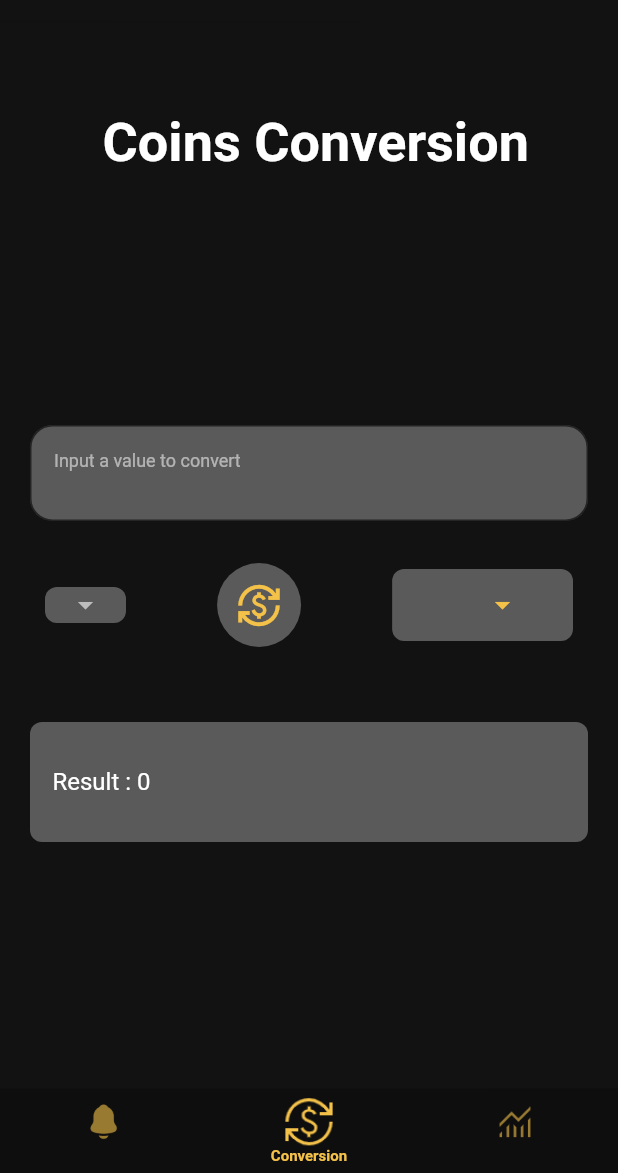
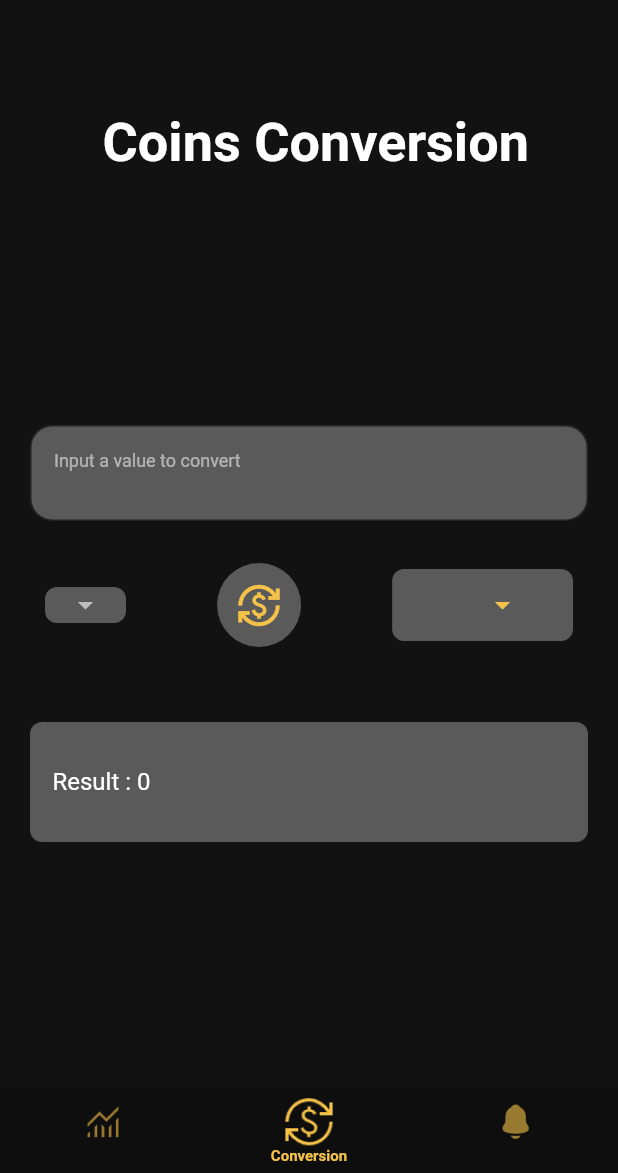
Before and after one commit to AyaAlsaity/MyCoins, a Flutter app: the TabsScreen screen opened directly, item 2 of the bottom bar chosen, on a phone screen of 412 x 824 dp, the part 63-1236 px from its top. Run offline on Flutter 3.47's test engine with Material 2 defaults, Android fonts, the light colour scheme and no system bars; our stand-ins replace another_flushbar, carousel_slider, cloud_firestore, firebase_auth, firebase_core, firebase_messaging and 6 more; accounts and stored records are empty; generated files the repository leaves out were written again; network calls fail; Roboto replaces fonts that are missing (Tajawal).

Commit message:
2023/5/9 3:6 areej :)

```diff
--- a/lib/screen/main_screens/TabsScreen.dart
+++ b/lib/screen/main_screens/TabsScreen.dart
@@ -15,7 +15,7 @@ class TabsScreen extends StatefulWidget {
 }
 
 class _TabsScreenState extends State<TabsScreen> {
-  int currentIndex = 2;
+  int currentIndex = 0;
   @override
   Widget build(BuildContext context) {
     final themeFunctions =
@@ -23,13 +23,12 @@ class _TabsScreenState extends State<TabsScreen> {
     Size size = MediaQuery.of(context).size;
     return Scaffold(
       body: AnimatedSwitcher(
-        duration: kThemeAnimationDuration,
-        child: currentIndex == 0
-            ? const NotificationsScreen()
-            : currentIndex == 1
-                ? const ConversionScreen()
-                : const HomeScreen(),
-      ),
+          duration: kThemeAnimationDuration,
+          child: currentIndex == 0
+              ? const HomeScreen()
+              : currentIndex == 1
+                  ? const ConversionScreen()
+                  : const NotificationsScreen()),
       bottomNavigationBar: BottomNavigationBar(
         backgroundColor: themeFunctions.isDark
             ? darkBackroundBottomNavigationBarColor
@@ -44,17 +43,20 @@ class _TabsScreenState extends State<TabsScreen> {
         selectedItemColor: mainColor,
         items: [
           BottomNavigationBarItem(
-              label: currentIndex == 0 ? AppLocalizations.of(context)!.notification : "",
+              label:
+                  currentIndex == 0 ? AppLocalizations.of(context)!.market : "",
               icon: Image.asset(
-                'assets/icons/notificationIcon.png',
+                'assets/icons/monitoring.png',
                 width: currentIndex == 0 ? size.width / 12 : size.width / 15,
                 height: currentIndex == 0 ? size.width / 12 : size.width / 15,
-                fit: BoxFit.contain,
                 color:
                     currentIndex == 0 ? mainColor : mainColor.withOpacity(0.6),
+                fit: BoxFit.contain,
               )),
           BottomNavigationBarItem(
-              label: currentIndex == 1 ? AppLocalizations.of(context)!.conversion : "",
+              label: currentIndex == 1
+                  ? AppLocalizations.of(context)!.conversion
+                  : "",
               icon: Column(
                 children: [
                   Image.asset(
@@ -71,14 +73,23 @@ class _TabsScreenState extends State<TabsScreen> {
                 ],
               )),
           BottomNavigationBarItem(
-              label: currentIndex == 2 ? AppLocalizations.of(context)!.market : "",
-              icon: Image.asset(
-                'assets/icons/monitoring.png',
-                width: currentIndex == 2 ? size.width / 12 : size.width / 15,
-                height: currentIndex == 2 ? size.width / 12 : size.width / 15,
-                color:
-                    currentIndex == 2 ? mainColor : mainColor.withOpacity(0.6),
-                fit: BoxFit.contain,
+              label: currentIndex == 2
+                  ? AppLocalizations.of(context)!.notification
+                  : "",
+              icon: Column(
+                children: [
+                  Image.asset(
+                    'assets/icons/notificationIcon.png',
+                    width:
+                        currentIndex == 2 ? size.width / 12 : size.width / 15,
+                    height:
+                        currentIndex == 2 ? size.width / 12 : size.width / 15,
+                    fit: BoxFit.contain,
+                    color: currentIndex == 2
+                        ? mainColor
+                        : mainColor.withOpacity(0.6),
+                  ),
+                ],
               )),
         ],
       ),
```
